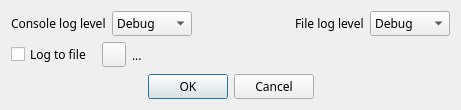
Above: sdrgui/gui/loggingdialog.ui from f4exb/sdrangel before the change. Below: the same form after it.
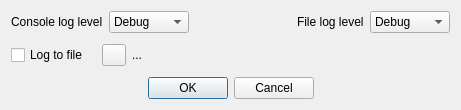
That is the form after the change. Icons and pictures are not drawn.

Commit message: sdrgui: changed all fonts to Liberation

Diff of the .ui file:
```diff
--- a/sdrgui/gui/loggingdialog.ui
+++ b/sdrgui/gui/loggingdialog.ui
@@ -12,7 +12,7 @@
   </property>
   <property name="font">
    <font>
-    <family>Sans Serif</family>
+    <family>Liberation Sans</family>
     <pointsize>9</pointsize>
    </font>
   </property>
```
The commit also changes 18 other files.
